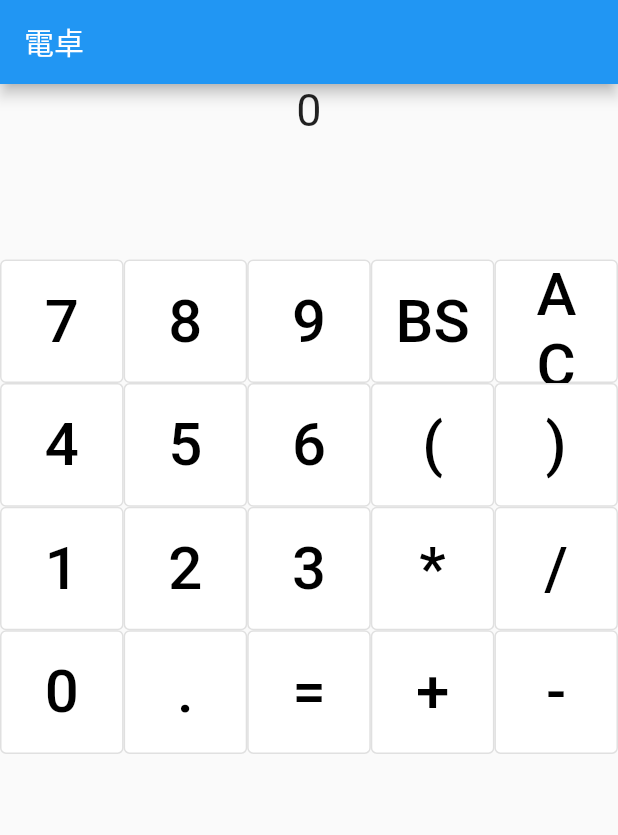
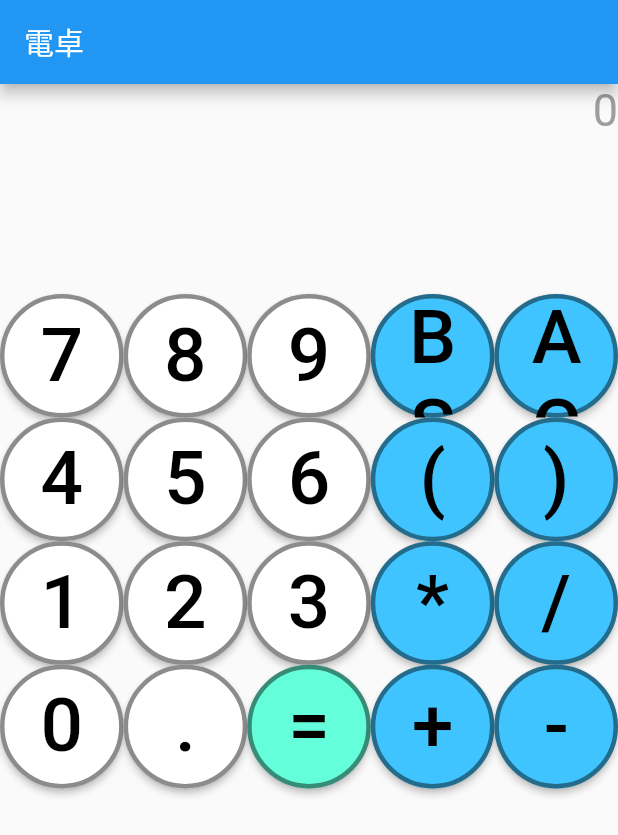
Before and after one commit to Yuba32/STA-Calc2022, a Flutter app: the screen it shows after launch, on a phone screen of 412 x 824 dp. Shown: the top 835 px of the screen. Run offline on Flutter 3.47's test engine with Material 2 defaults, Android fonts, the phone set to English and light mode, and no system bars; our stand-ins replace math_expressions.

Commit message:
[update] ボタン周りのスタイルを修正

```diff
--- a/lib/src/calculator.dart
+++ b/lib/src/calculator.dart
@@ -31,7 +31,7 @@ class _CalculatorState extends State<Calculator> {
 
   void setVal(String val) {
     setState(() {
-      if (value == "0" && double.tryParse(val) != null) {
+      if (value == "0" && ((double.tryParse(val) != null) || val == "(")) {
         //0の状態で数字キーを押すと上書き
         value = val;
       } else {
@@ -82,39 +82,52 @@ class _CalculatorState extends State<Calculator> {
   }
 
   //ボタン生成
-  Widget getButton(String text) {
-    return OutlinedButton(
+  Widget getButton(String text, Color color) {
+    return ElevatedButton(
       onPressed: () => buttonpress(text),
-      style: OutlinedButton.styleFrom(
-        backgroundColor: Colors.white,
+      style: ElevatedButton.styleFrom(
+        primary: color,
+        onPrimary: Colors.black,
+        maximumSize: Size(70, 70),
+        shape: const CircleBorder(
+          side: BorderSide(
+            color: Colors.black45,
+            width: 3,
+            style: BorderStyle.solid,
+          ),
+        ),
       ),
       child: Text(
         text,
         textAlign: TextAlign.center,
-        style: const TextStyle(color: Colors.black, fontSize: 40),
+        style: const TextStyle(color: Colors.black, fontSize: 50),
       ),
     );
   }
 
   Widget _displayArea() {
     return Container(
-      alignment: Alignment.center,
+      alignment: Alignment.topCenter,
+      width: 600,
       child: Column(
         children: [
           Container(
+            alignment: Alignment.topRight,
             child: Text(
               value,
               style: const TextStyle(
                 fontSize: 30,
+                color: Colors.grey,
               ),
               textAlign: TextAlign.right,
             ),
           ),
           Container(
+            alignment: Alignment.topRight,
             child: Text(
               result,
               style: const TextStyle(
-                fontSize: 70,
+                fontSize: 90,
               ),
               textAlign: TextAlign.right,
             ),
@@ -127,31 +140,36 @@ class _CalculatorState extends State<Calculator> {
 
   Widget _keyboardArea() {
     return Container(
+      constraints: BoxConstraints(
+        maxHeight: 650,
+        maxWidth: 800,
+      ),
       alignment: Alignment.topCenter,
       child: GridView.count(
+        childAspectRatio: 1 / 1,
         crossAxisCount: 5,
         shrinkWrap: true,
         children: <Widget>[
-          getButton("7"),
-          getButton("8"),
-          getButton("9"),
-          getButton("BS"),
-          getButton("AC"),
-          getButton("4"),
-          getButton("5"),
-          getButton("6"),
-          getButton("("),
-          getButton(")"),
-          getButton("1"),
-          getButton("2"),
-          getButton("3"),
-          getButton("*"),
-          getButton("/"),
-          getButton("0"),
-          getButton("."),
-          getButton("="),
-          getButton("+"),
-          getButton("-"),
+          getButton("7", Colors.white),
+          getButton("8", Colors.white),
+          getButton("9", Colors.white),
+          getButton("BS", Colors.lightBlueAccent),
+          getButton("AC", Colors.lightBlueAccent),
+          getButton("4", Colors.white),
+          getButton("5", Colors.white),
+          getButton("6", Colors.white),
+          getButton("(", Colors.lightBlueAccent),
+          getButton(")", Colors.lightBlueAccent),
+          getButton("1", Colors.white),
+          getButton("2", Colors.white),
+          getButton("3", Colors.white),
+          getButton("*", Colors.lightBlueAccent),
+          getButton("/", Colors.lightBlueAccent),
+          getButton("0", Colors.white),
+          getButton(".", Colors.white),
+          getButton("=", Colors.tealAccent),
+          getButton("+", Colors.lightBlueAccent),
+          getButton("-", Colors.lightBlueAccent),
         ],
       ),
     );
@@ -166,11 +184,13 @@ class _CalculatorState extends State<Calculator> {
         appBar: AppBar(
           title: Text(widget.title),
         ),
-        body: Column(
-          children: <Widget>[
-            _displayArea(),
-            _keyboardArea(),
-          ],
+        body: Center(
+          child: Column(
+            children: <Widget>[
+              _displayArea(),
+              _keyboardArea(),
+            ],
+          ),
         ),
       ),
     );
```
